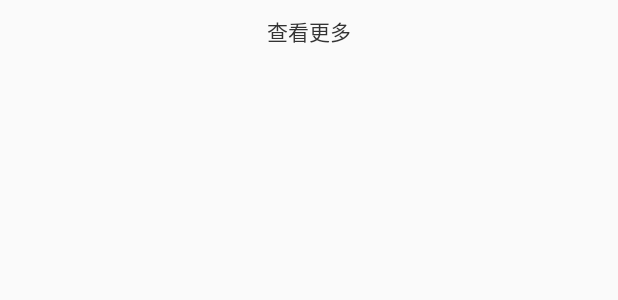
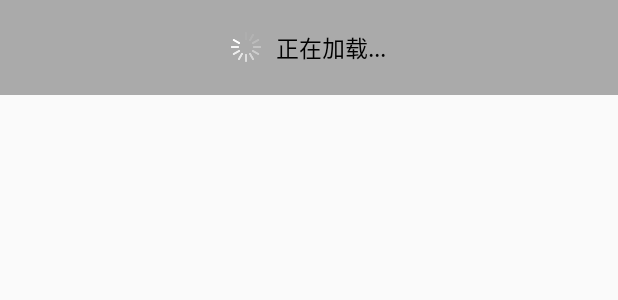
Before and after one commit to mickyliu945/WeiXinCircleListView, an Android app: the layout wlistview_footer.xml on its own in the app's theme, with its tools: preview values and no code run, on a phone screen of 412 x 824 dp. Shown: the top 300 px of the screen. Run offline under Robolectric (Android 15) with nearby library versions, the phone set to English and light mode, and no system bars.

Commit message:
update version

```diff
--- a/app/src/main/java/com/micky/weixinxlistview/wlistview/RotateLayout.java
+++ b/app/src/main/java/com/micky/weixinxlistview/wlistview/RotateLayout.java
@@ -66,8 +66,6 @@ public class RotateLayout extends LinearLayout {
     public void rotateAnimation() {
         if (mShowed) {
             RotateAnimation animation = new RotateAnimation(0f, 360f, Animation.RELATIVE_TO_SELF, 0.5f, Animation.RELATIVE_TO_SELF, 0.5f);
-            LinearInterpolator lin = new LinearInterpolator();
-            animation.setInterpolator(lin);
             animation.setDuration(1000);
             animation.setRepeatCount(-1);
             animation.setFillAfter(true);
--- a/app/src/main/res/layout/item_user.xml
+++ b/app/src/main/res/layout/item_user.xml
@@ -10,8 +10,8 @@
         android:id="@+id/tv_name"
         android:layout_width="wrap_content"
         android:layout_height="wrap_content"
-        android:layout_marginTop="10dp"
-        android:layout_marginBottom="10dp"
+        android:layout_marginTop="15dp"
+        android:layout_marginBottom="15dp"
         android:layout_marginLeft="20dp"
         android:textSize="20dp"/>
 
--- a/app/src/main/res/layout/wlistview_footer.xml
+++ b/app/src/main/res/layout/wlistview_footer.xml
@@ -1,38 +1,29 @@
 <?xml version="1.0" encoding="utf-8"?>
-<LinearLayout xmlns:android="http://schemas.android.com/apk/res/android"
-    android:layout_width="fill_parent"
-    android:layout_height="@dimen/list_item_height"
-    android:background="@color/transparent"
-    android:padding="@dimen/item_padding" >
+<RelativeLayout xmlns:android="http://schemas.android.com/apk/res/android"
+    android:layout_width="match_parent"
+    android:layout_height="wrap_content"
+    android:padding="@dimen/footer_padding"
+    android:background="@android:color/darker_gray" >
 
-    <RelativeLayout
-        android:layout_width="fill_parent"
-        android:layout_height="wrap_content" >
-
+    <LinearLayout
+        android:layout_width="wrap_content"
+        android:layout_height="wrap_content"
+        android:gravity="center_vertical"
+        android:layout_centerInParent="true"
+        android:orientation="horizontal">
         <ImageView
-            android:id="@+id/xlistview_footer_progressbar"
-            android:layout_width="30dp"
-            android:layout_height="30dp"
+            android:id="@+id/wlistview_footer_progressbar"
+            android:layout_width="20dp"
+            android:layout_height="20dp"
             android:layout_centerInParent="true"
-            android:visibility="gone"
-            android:background="@anim/spinner" />
-
+            android:background="@mipmap/wz_progress" />
         <TextView
-            android:id="@+id/xlistview_footer_hint_textview"
             android:layout_width="wrap_content"
             android:layout_height="wrap_content"
-            android:layout_centerInParent="true"
-            android:text="@string/wlistview_footer_hint_normal"
-            android:textColor="@color/title_color" />
+            android:layout_marginLeft="10dp"
+            android:textSize="15dp"
+            android:textColor="@android:color/black"
+            android:text="@string/wz_wlistview_loadmore"/>
+    </LinearLayout>
 
-        <ImageView
-            android:id="@+id/xlistview_footer_hint_image"
-            android:layout_width="wrap_content"
-            android:layout_height="wrap_content"
-            android:layout_marginRight="30dp"
-            android:layout_toLeftOf="@id/xlistview_footer_hint_textview"
-            android:contentDescription="@null"
-            android:visibility="gone" />
-    </RelativeLayout>
-
-</LinearLayout>
+</RelativeLayout>
--- a/app/src/main/res/values/dimens.xml
+++ b/app/src/main/res/values/dimens.xml
@@ -6,7 +6,7 @@
 
     <dimen name="header_height">60dp</dimen>
     <dimen name="footer_height">90dp</dimen>
-    <dimen name="footer_padding">10dp</dimen>
+    <dimen name="footer_padding">20dp</dimen>
 
     <dimen name="item_padding">10dp</dimen>
     <dimen name="list_item_height">90dip</dimen>
--- a/app/src/main/res/values/strings.xml
+++ b/app/src/main/res/values/strings.xml
@@ -2,8 +2,7 @@
     <string name="app_name">WeiXinXListView</string>
     <string name="action_settings">Settings</string>
 
-    <string name="wlistview_footer_hint_normal">查看更多</string>
-    <string name="wlistview_footer_hint_ready">松开载入更多</string>
+    <string name="friend_circle">朋友圈</string>
 
-    <string name="friend_circle">朋友圈</string>
+    <string name="wz_wlistview_loadmore">正在加载...</string>
 </resources>
```
Also changed, not shown: app/src/main/java/com/micky/weixinxlistview/MainActivity.java (+18 -6 lines), app/src/main/java/com/micky/weixinxlistview/UserAdapter.java (+8 -3 lines), app/src/main/java/com/micky/weixinxlistview/wlistview/WListView.java (+31 -61 lines), app/src/main/java/com/micky/weixinxlistview/wlistview/WListViewFooter.java (+39 -55 lines), app/src/main/res/mipmap-xhdpi/wz_progress.png (added).
